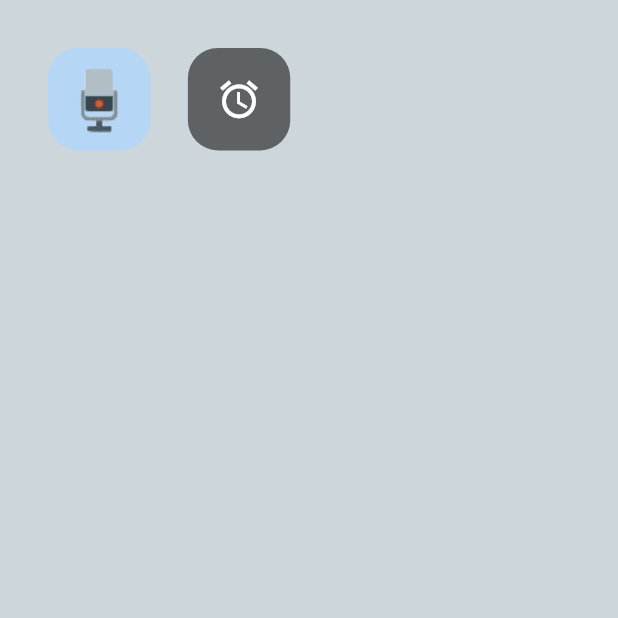
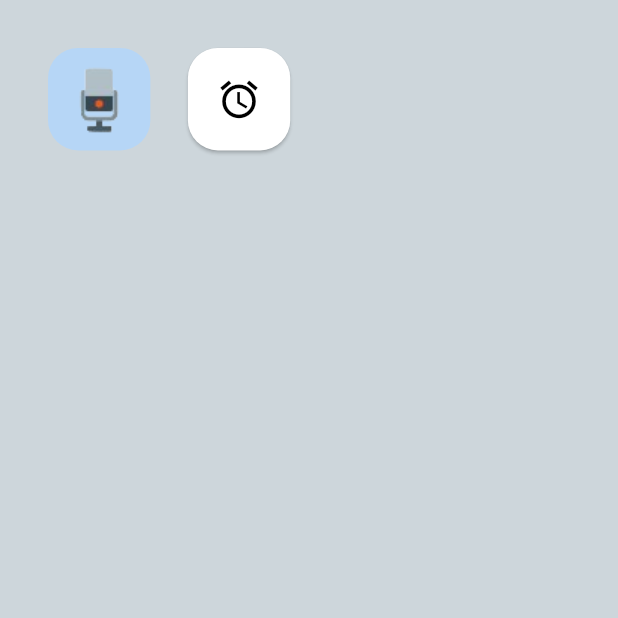
Before and after one commit to coder2505/smartphone-OS, a Flutter app: the screen it shows after launch, on a phone screen of 412 x 824 dp, the top half of it. Run offline on Flutter 3.47's test engine with Material 3 defaults, Android fonts, the light colour scheme and no system bars; our stand-ins replace audioplayers, cloud_firestore, firebase_core, flutter_dotenv, flutter_riverpod and 3 more; missing offline and left inert: alarm, bottom_picker, dart:ffi, flutter_analog_clock, record; accounts and stored records are empty.

Commit message:
did the alarm delete

```diff
--- a/lib/clock_app/appClockIcon.dart
+++ b/lib/clock_app/appClockIcon.dart
@@ -1,3 +1,4 @@
+import 'package:animations/animations.dart';
 import 'package:flutter/material.dart';
 import 'package:mobile_os_2/clock_app/appClockHome.dart';
 import 'package:page_transition/page_transition.dart';
@@ -12,23 +13,23 @@ class Appclockicon extends StatefulWidget {
 class _AppclockiconState extends State<Appclockicon> {
   @override
   Widget build(BuildContext context) {
-    return GestureDetector(
-      onTap: () {
-        Navigator.push(
-          context,
-          PageTransition(child: Appclockhome(), type: PageTransitionType.fade),
+    return OpenContainer(
+      closedShape: RoundedRectangleBorder(
+        borderRadius: BorderRadius.circular(20),
+      ),
+      closedBuilder: (BuildContext context, void Function() action) {
+        return SizedBox(
+          height: 75,
+          width: 75,
+          child: Icon(Icons.alarm, color: Colors.black, size: 30),
         );
       },
-
-      child: Container(
-        height: 75,
-        width: 75,
-        decoration: BoxDecoration(
-          color: Colors.black54,
-          borderRadius: BorderRadius.circular(20),
-        ),
-        child: Icon(Icons.alarm, color: Colors.white, size: 30),
-      ),
+      openBuilder: (
+        BuildContext context,
+        void Function({Object? returnValue}) action,
+      ) {
+        return Appclockhome();
+      },
     );
   }
 }
--- a/lib/clock_app/page_alarms/riverpod/alarm_riverpod.dart
+++ b/lib/clock_app/page_alarms/riverpod/alarm_riverpod.dart
@@ -14,6 +14,12 @@ class AlarmRiverpod extends StateNotifier<List<Map>> {
     updatedList[index]['isON'] = val;
     state = updatedList;
   }
+
+  void deleteAlarm(int index) {
+    final updatedList = List<Map>.from(state);
+    updatedList.removeAt(index);
+    state = updatedList;
+  }
 }
 
 final alarmDataProvider = StateNotifierProvider<AlarmRiverpod, List<Map>>((
--- a/pubspec.yaml
+++ b/pubspec.yaml
@@ -25,6 +25,7 @@ dependencies:
   alarm: ^5.1.3
   shared_preferences: ^2.5.3
   flutter_dotenv: ^5.2.1
+  animations: ^2.0.11
 
 
 dev_dependencies:
```
Also changed, not shown: lib/clock_app/page_alarms/DBchanges.dart (+9 -0 lines), lib/clock_app/page_alarms/alarm_homepage.dart (+44 -7 lines), pubspec.lock.
